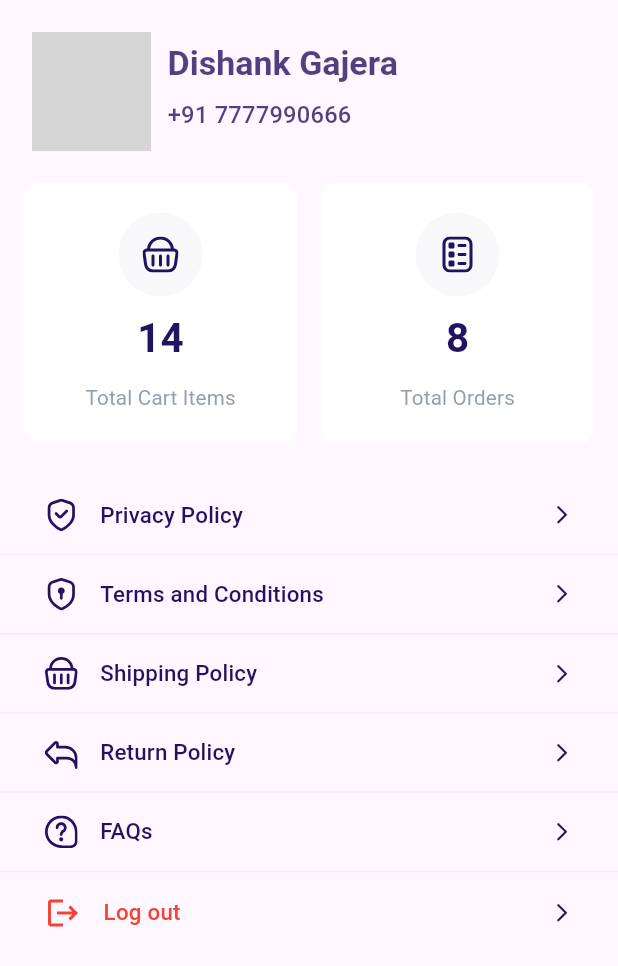
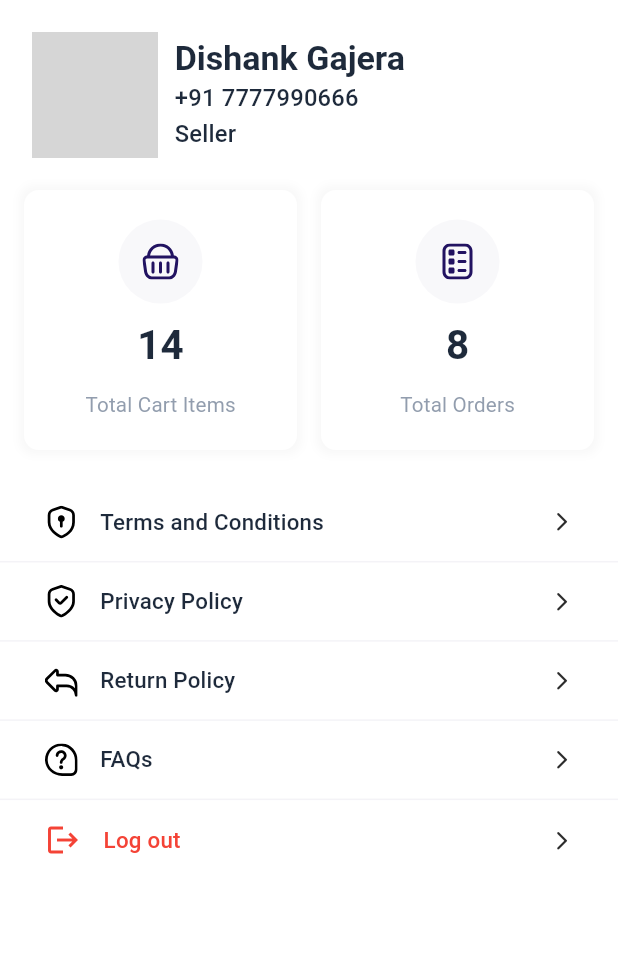
Before and after one commit to pingaksh-tech/pinga-mobile-app, a Flutter app: the ProfileScreen screen opened directly, on a phone screen of 412 x 824 dp. Shown: the top 966 px of the screen. Run offline on Flutter 3.47's test engine with Material 3 defaults, Android fonts, the light colour scheme and no system bars; our stand-ins replace cached_network_image, carousel_slider, connectivity_plus, cookie_jar, device_info_plus, dio and 15 more; accounts and stored records are empty; network calls fail; Roboto replaces fonts that are missing (DmSans); project files that could hold a hidden picture were left out; grey boxes are pictures that could not be loaded.

Commit message:
Profile Screen UI changes complete
Logout confirmation dialog added

```diff
--- a/lib/routes/app_pages.dart
+++ b/lib/routes/app_pages.dart
@@ -42,7 +42,7 @@ class AppPages {
     _getPage(name: AppRoutes.bottomBarScreen, page: () => BottomBarScreen()),
     _getPage(name: AppRoutes.categoryScreen, page: () => CategoryScreen()),
     _getPage(name: AppRoutes.productScreen, page: () => ProductScreen()),
-    _getPage(name: AppRoutes.profileScreen, page: () => const ProfileScreen()),
+    _getPage(name: AppRoutes.profileScreen, page: () => ProfileScreen()),
     _getPage(name: AppRoutes.cartScreen, page: () => CartScreen()),
     _getPage(name: AppRoutes.productDetailsScreen, page: () => ProductDetailsScreen()),
     _getPage(name: AppRoutes.filterScreen, page: () => FilterScreen()),
--- a/lib/view/bottombar/bottombar_controller.dart
+++ b/lib/view/bottombar/bottombar_controller.dart
@@ -2,12 +2,12 @@ import 'package:animations/animations.dart';
 import 'package:flutter/material.dart';
 import 'package:flutter/services.dart';
 import 'package:get/get.dart';
-import '../collections/watch_list/watch_list_screen.dart';
-import '../home/home_screen.dart';
 
 import '../../data/model/bottombar/bottombar_model.dart';
 import '../../exports.dart';
 import '../cart/cart_screen.dart';
+import '../collections/watch_list/watch_list_screen.dart';
+import '../home/home_screen.dart';
 import '../orders/orders_screen.dart';
 import '../profile/profile_screen.dart';
 
@@ -70,7 +70,7 @@ class BottomBarController extends GetxController {
         bottomItem: BottomItem(
           selectedImage: AppAssets.profile,
         ),
-        screenWidget: const ProfileScreen(),
+        screenWidget: ProfileScreen(),
       ),
     );
   }
--- a/lib/view/drawer/app_drawer.dart
+++ b/lib/view/drawer/app_drawer.dart
@@ -5,6 +5,7 @@ import 'package:get/get.dart';
 
 import '../../../exports.dart';
 import '../../../packages/cached_network_image/cached_network_image.dart';
+import '../../res/app_dialog.dart';
 import '../../widgets/webview.dart';
 import 'app_drawer_controller.dart';
 
@@ -266,7 +267,17 @@ class AppDrawer extends StatelessWidget {
               style: Theme.of(context).textTheme.titleMedium,
             ),
             onTap: () {
-              Get.offAllNamed(AppRoutes.authScreen);
+              AppDialogs.logoutDialog(
+                Get.context!,
+                isLoader: false.obs,
+                fullName: "Dishank Gajera",
+                onCancellation: () {
+                  Get.back();
+                },
+                onLogout: () async {
+                  Get.offAllNamed(AppRoutes.authScreen);
+                },
+              );
             },
           ),
         ],
--- a/lib/view/orders/widgets/order_filter/order_filter_controller.dart
+++ b/lib/view/orders/widgets/order_filter/order_filter_controller.dart
@@ -8,8 +8,7 @@ class OrderFilterController extends GetxController {
   RxString selectUserType = "".obs;
   RxList<String> userType = [
     "Sellers",
-    "Buyer",
-    "Admin",
+    "Retailer",
   ].obs;
 
   Rx<TextEditingController> startDateCon = TextEditingController().obs;
--- a/lib/view/profile/profile_screen.dart
+++ b/lib/view/profile/profile_screen.dart
@@ -7,11 +7,13 @@ import 'package:get/get.dart';
 import 'package:url_launcher/url_launcher.dart';
 
 import '../../exports.dart';
+import '../../res/app_dialog.dart';
+import 'profile_controller.dart';
 
 class ProfileScreen extends StatelessWidget {
-  const ProfileScreen({super.key});
+  ProfileScreen({super.key});
 
-  // final ProfileController con = Get.put(ProfileController());
+  final ProfileController con = Get.put(ProfileController());
 
   @override
   Widget build(BuildContext context) {
@@ -22,17 +24,19 @@ class ProfileScreen extends StatelessWidget {
       //   backgroundColor: Theme.of(context).colorScheme.surfaceBright,
       //   shadowColor: Theme.of(context).scaffoldBackgroundColor,
       // ),
+      backgroundColor: Theme.of(context).colorScheme.surface,
       body: ListView(
+        physics: const RangeMaintainingScrollPhysics(),
         padding: EdgeInsets.only(top: MediaQuery.of(context).padding.top + defaultPadding),
         children: [
           Padding(
             padding: const EdgeInsets.symmetric(horizontal: 16),
             child: Row(
-              crossAxisAlignment: CrossAxisAlignment.start,
+              crossAxisAlignment: CrossAxisAlignment.center,
               children: [
                 SizedBox(
-                  height: Get.width / 4.w,
-                  width: Get.width / 4.w,
+                  height: Get.width / 3.8.w,
+                  width: Get.width / 3.8.w,
                   child: Stack(
                     children: [
                       Container(
@@ -67,30 +71,23 @@ class ProfileScreen extends StatelessWidget {
                   ),
                 ),
                 SizedBox(width: 5.w),
-                SizedBox(
-                  height: Get.width / 4.7.w,
-                  child: Column(
+                Column(
                   crossAxisAlignment: CrossAxisAlignment.start,
                   mainAxisAlignment: MainAxisAlignment.center,
-
-                    // mainAxisSize: MainAxisSize.max,
                   children: [
-                      Padding(
-                        padding: EdgeInsets.only(top: defaultPadding / 2),
-                        child: Text(
+                    Text(
                       "Dishank Gajera",
-                          style: Theme.of(context).textTheme.titleLarge?.copyWith(fontWeight: FontWeight.w700, color: Theme.of(context).primaryColor.withOpacity(0.8)),
+                      style: Theme.of(context).textTheme.titleLarge?.copyWith(fontWeight: FontWeight.w700),
                     ),
+                    Text(
+                      "+91 7777990666",
+                      style: Theme.of(context).textTheme.titleMedium?.copyWith(fontWeight: FontWeight.w500),
                     ),
-                      Padding(
-                        padding: EdgeInsets.only(top: defaultPadding / 2),
-                        child: Text(
-                          "+91 7777990666",
-                          style: Theme.of(context).textTheme.titleMedium?.copyWith(fontWeight: FontWeight.w500, color: Theme.of(context).primaryColor.withOpacity(0.8)),
-                        ),
+                    Text(
+                      "Seller",
+                      style: Theme.of(context).textTheme.titleMedium?.copyWith(fontWeight: FontWeight.w500),
                     ),
                   ],
-                  ),
                 )
               ],
             ),
@@ -117,7 +114,7 @@ class ProfileScreen extends StatelessWidget {
                   decoration: BoxDecoration(
                     color: Theme.of(context).colorScheme.surface,
                     borderRadius: BorderRadius.circular(defaultRadius),
-                    // boxShadow: defaultShadow(context),
+                    boxShadow: defaultShadow(context),
                   ),
                   child: Center(
                     child: Column(
@@ -135,7 +132,7 @@ class ProfileScreen extends StatelessWidget {
                           padding: EdgeInsets.symmetric(vertical: defaultPadding / 2),
                           child: Text(
                             index == 0 ? "14" : "8",
-                            style: Theme.of(context).textTheme.titleMedium?.copyWith(fontSize: 27, fontWeight: FontWeight.w600, color: AppColors.primary),
+                            style: Theme.of(context).textTheme.titleMedium?.copyWith(fontSize: 27, fontWeight: FontWeight.w600),
                           ),
                         ),
                         Text(index == 0 ? "Total Cart Items" : "Total Orders", style: Theme.of(context).textTheme.titleMedium?.copyWith(fontSize: 12.sp, fontWeight: FontWeight.w400, color: AppColors.subText)),
@@ -149,13 +146,6 @@ class ProfileScreen extends StatelessWidget {
           SizedBox(height: defaultPadding * 2),
           cardTile(
             context,
-            title: 'Privacy Policy',
-            url: 'https:// /policies/privacy-policy',
-            svgPath: AppAssets.privacy,
-          ),
-          Divider(height: defaultPadding * 1.3),
-          cardTile(
-            context,
             title: 'Terms and Conditions',
             url: 'https:// /pages/terms-and-condition',
             svgPath: AppAssets.tc,
@@ -163,11 +153,19 @@ class ProfileScreen extends StatelessWidget {
           Divider(height: defaultPadding * 1.3),
           cardTile(
             context,
+            title: 'Privacy Policy',
+            url: 'https:// /policies/privacy-policy',
+            svgPath: AppAssets.privacy,
+          ),
+          Divider(height: defaultPadding * 1.3),
+
+          /*  cardTile(
+            context,
             title: 'Shipping Policy',
             url: 'https:// /policies/shipping-policy',
             svgPath: AppAssets.cart,
           ),
-          Divider(height: defaultPadding * 1.3),
+          Divider(height: defaultPadding  * 1.3),*/
           cardTile(
             context,
             title: 'Return Policy',
@@ -213,7 +211,17 @@ class ProfileScreen extends StatelessWidget {
     return GestureDetector(
       onTap: () {
         if (isLogout) {
+          AppDialogs.logoutDialog(
+            Get.context!,
+            isLoader: con.isLoading,
+            fullName: "Dishank Gajera",
+            onCancellation: () {
+              Get.back();
+            },
+            onLogout: () async {
               Get.offAllNamed(AppRoutes.authScreen);
+            },
+          );
         } else {
           _launchInBrowser(Uri.parse(url ?? ""));
         }
@@ -234,21 +242,23 @@ class ProfileScreen extends StatelessWidget {
                       Icons.logout,
                       color: Colors.red,
                     )
-                  : SvgPicture.asset(svgPath, height: 19.sp, color: Theme.of(context).primaryColor),
+                  : SvgPicture.asset(
+                      svgPath,
+                      height: 19.sp,
+                    ),
             ),
             Text(
               title,
               style: Theme.of(Get.context!).textTheme.titleMedium?.copyWith(
                     fontSize: 13.sp,
                     fontWeight: FontWeight.w500,
-                    color: isLogout ? Colors.red : Theme.of(Get.context!).primaryColor,
+                    color: isLogout ? Colors.red : null,
                   ),
             ),
             const Spacer(),
-            Icon(
+            const Icon(
               Icons.arrow_forward_ios_rounded,
               size: 15,
-              color: Theme.of(context).primaryColor,
             )
           ],
         ),
```
Lines whose indentation alone changed are shown as unchanged.
